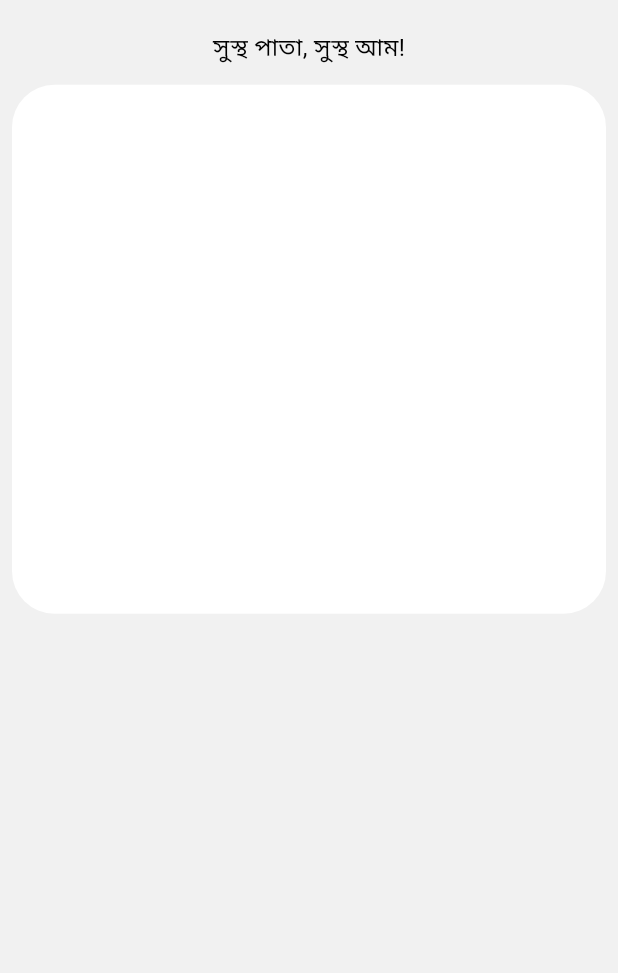
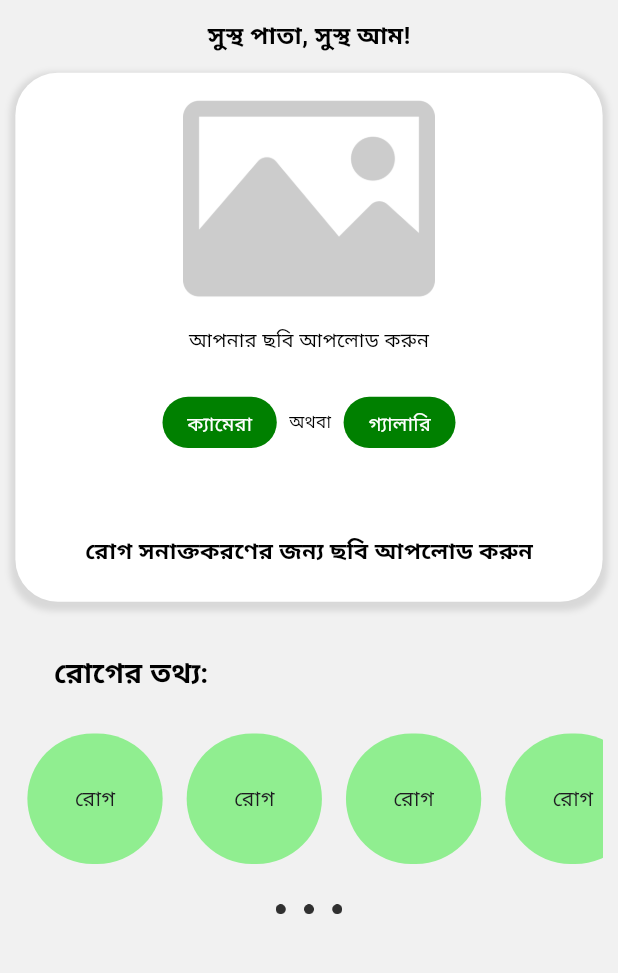
Before and after one commit to safridbhueyan/Mango_leaf_disease_detection_app, a Flutter app: the screen it shows after launch, on a phone screen of 412 x 824 dp, the part 84-1057 px from its top. Run offline on Flutter 3.47's test engine with Material 3 defaults, Android fonts, the phone set to English and light mode, and no system bars; our stand-ins replace flutter_screenutil.

Commit message:
done fixes

```diff
--- a/lib/utils/utils.dart
+++ b/lib/utils/utils.dart
@@ -15,4 +15,32 @@ class Utils {
       ),
     );
   }
+
+  static Widget mybutton({required String text, void Function()? onTap}) {
+    return GestureDetector(
+      onTap: () => onTap,
+      child: Container(
+        decoration: BoxDecoration(
+          borderRadius: BorderRadius.circular(30.r),
+          color: Color(0xff008000),
+        ),
+        child: Padding(
+          padding: EdgeInsets.only(
+            left: 16.w,
+            right: 16.w,
+            top: 8.h,
+            bottom: 8.h,
+          ),
+          child: Text(
+            text,
+            style: TextStyle(
+              fontSize: 14.sp,
+              fontWeight: FontWeight.w400,
+              color: Color(0xFFFFFFFF),
+            ),
+          ),
+        ),
+      ),
+    );
+  }
 }
--- a/lib/view/home_screen.dart
+++ b/lib/view/home_screen.dart
@@ -1,5 +1,6 @@
 import 'package:flutter/material.dart';
 import 'package:flutter_screenutil/flutter_screenutil.dart';
+import 'package:mango_leaf_disease/utils/utils.dart';
 import 'package:mango_leaf_disease/view/widget/appbar.dart';
 
 class HomeScreen extends StatelessWidget {
@@ -11,7 +12,7 @@ class HomeScreen extends StatelessWidget {
       backgroundColor: Color(0xffF1F1F1),
       appBar: appbar(),
       body: Padding(
-        padding: const EdgeInsets.all(8.0),
+        padding: EdgeInsets.only(left: 10.w, right: 10.w),
         child: Column(
           children: [
             SizedBox(height: 12.h),
@@ -19,7 +20,11 @@ class HomeScreen extends StatelessWidget {
               alignment: Alignment.center,
               child: Text(
                 "সুস্থ পাতা, সুস্থ আম!",
-                style: TextStyle(fontSize: 17.sp, color: Color(0xff000000)),
+                style: TextStyle(
+                  fontSize: 17.sp,
+                  fontWeight: FontWeight.w700,
+                  color: Color(0xff000000),
+                ),
               ),
             ),
             SizedBox(height: 14.h),
@@ -30,8 +35,108 @@ class HomeScreen extends StatelessWidget {
               decoration: BoxDecoration(
                 borderRadius: BorderRadius.circular(30.r),
                 color: Color(0xFFFFFFFF),
+                boxShadow: <BoxShadow>[
+                  BoxShadow(
+                    color: Colors.black.withOpacity(0.1),
+                    spreadRadius: 3,
+                    blurRadius: 3,
+                    offset: Offset(0, 3),
+                  ),
+                ],
+              ),
+              child: Column(
+                children: [
+                  Image.asset(
+                    "assets/images/photo.png",
+                    height: 178.h,
+                    width: 178.w,
+                  ),
+
+                  Text(
+                    "আপনার ছবি আপলোড করুন",
+                    style: TextStyle(
+                      fontSize: 14.sp,
+                      fontWeight: FontWeight.w400,
+                      color: Color(0xff000000),
+                    ),
+                  ),
+
+                  SizedBox(height: 31.h),
+                  Row(
+                    mainAxisAlignment: MainAxisAlignment.center,
+                    children: [
+                      Utils.mybutton(text: "ক্যামেরা"),
+                      SizedBox(width: 8.w),
+                      Text(
+                        "অথবা",
+                        style: TextStyle(
+                          fontSize: 12.sp,
+                          fontWeight: FontWeight.w400,
+                          color: Color(0xFf000000),
+                        ),
+                      ),
+                      SizedBox(width: 8.w),
+
+                      Utils.mybutton(text: "গ্যালারি"),
+                    ],
+                  ),
+                  Spacer(),
+                  Text(
+                    "রোগ সনাক্তকরণের জন্য ছবি আপলোড করুন",
+                    style: TextStyle(
+                      fontSize: 16.sp,
+                      fontWeight: FontWeight.w700,
+                      color: Color(0xFf000000),
+                    ),
+                  ),
+
+                  SizedBox(height: 25.h),
+                ],
               ),
             ),
+            SizedBox(height: 35.h),
+            Align(
+              alignment: Alignment.centerLeft,
+
+              child: Padding(
+                padding: EdgeInsets.only(left: 25.w),
+                child: Text(
+                  "রোগের তথ্য:",
+                  style: TextStyle(
+                    fontSize: 20.sp,
+                    fontWeight: FontWeight.w700,
+                    color: Color(0xFf000000),
+                  ),
+                ),
+              ),
+            ),
+            SizedBox(height: 20.h),
+
+            SizedBox(
+              width: MediaQuery.of(context).size.width,
+              height: MediaQuery.of(context).size.width * 0.25,
+              child: ListView.builder(
+                scrollDirection: Axis.horizontal,
+                itemCount: 5,
+                itemBuilder: (context, index) {
+                  return Padding(
+                    padding: const EdgeInsets.all(8.0),
+                    child: Container(
+                      height: 88.h,
+                      width: 88.w,
+                      decoration: BoxDecoration(
+                        borderRadius: BorderRadius.circular(100.r),
+                        color: Color(0xff90EE90),
+                      ),
+                      child: Center(child: Text("রোগ")),
+                    ),
+                  );
+                },
+              ),
+            ),
+
+            SizedBox(height: 20.h),
+            Image.asset("assets/icons/3dot.png", height: 7.h, width: 48.w),
           ],
         ),
       ),
```
Also changed, not shown: assets/icons/3dot.png (added).
